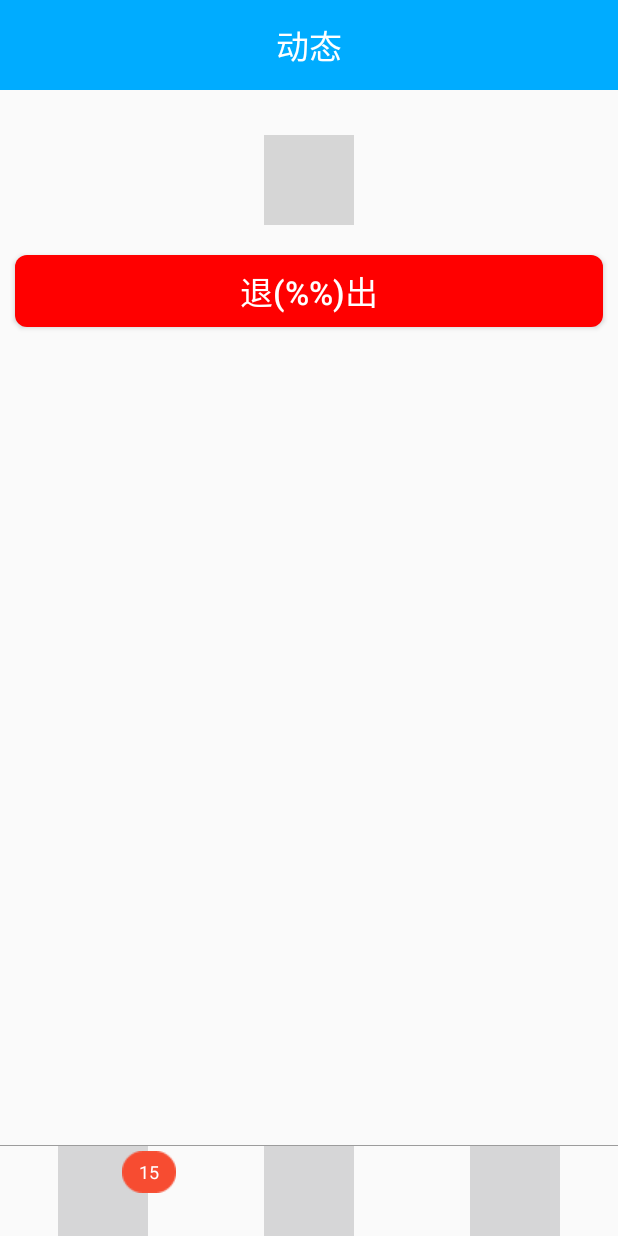
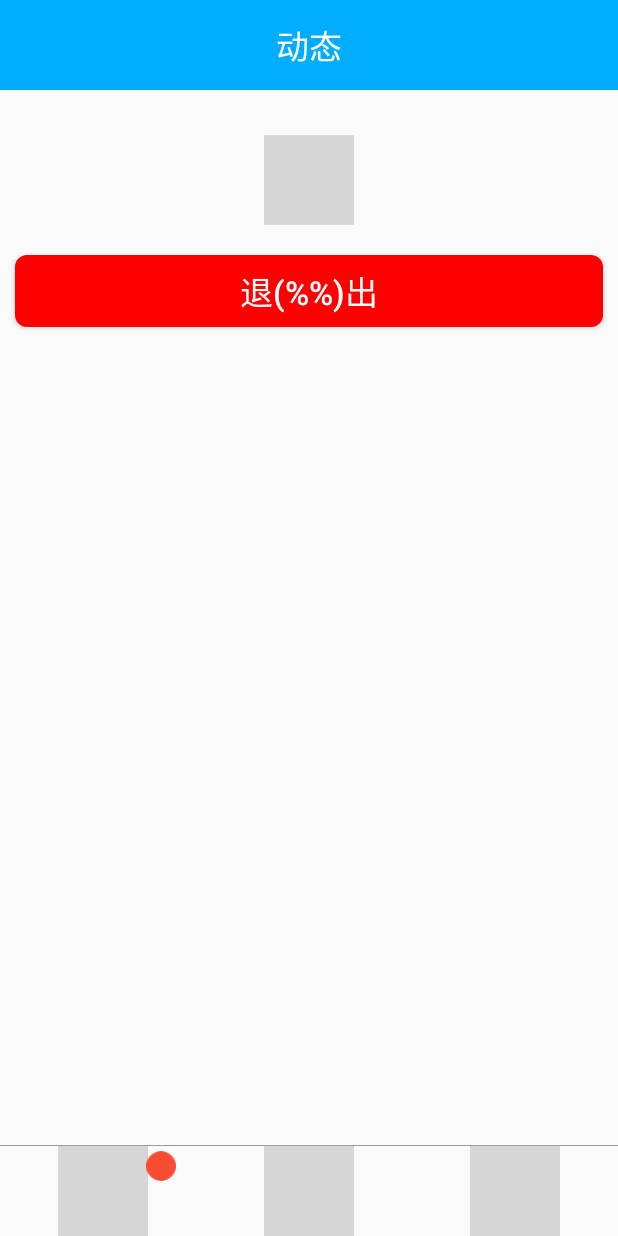
Before and after one commit to Flippey93/MyChat, an Android app: the fragment PluginFragment placed in its activity, on a phone screen of 412 x 824 dp. Run offline under Robolectric (Android 15) with nearby library versions, the phone set to English and light mode, and no system bars; 1 statement that could not run was skipped; grey boxes are pictures that could not be loaded.

Commit message:
退出登陆功能完善

```diff
--- a/app/src/main/res/layout/activity_main.xml
+++ b/app/src/main/res/layout/activity_main.xml
@@ -38,8 +38,8 @@
                 android:gravity="center"
                 android:text="15"
                 android:background="@mipmap/unread_all"
-                android:layout_width="wrap_content"
-                android:layout_height="wrap_content"
+                android:layout_width="20dp"
+                android:layout_height="20dp"
                 />
         </RelativeLayout>
 
--- a/app/src/main/res/layout/fragment_plugin.xml
+++ b/app/src/main/res/layout/fragment_plugin.xml
@@ -15,6 +15,7 @@
         android:layout_height="@dimen/avatar_size"/>
 
     <Button
+        android:textAllCaps="false"
         android:id="@+id/exit"
         android:background="@drawable/btn_exit_bg"
         android:textSize="22sp"
```
Also changed, not shown: app/src/main/java/com/flippey/mychat/fragment/PluginFragment.java (+24 -1 lines).
